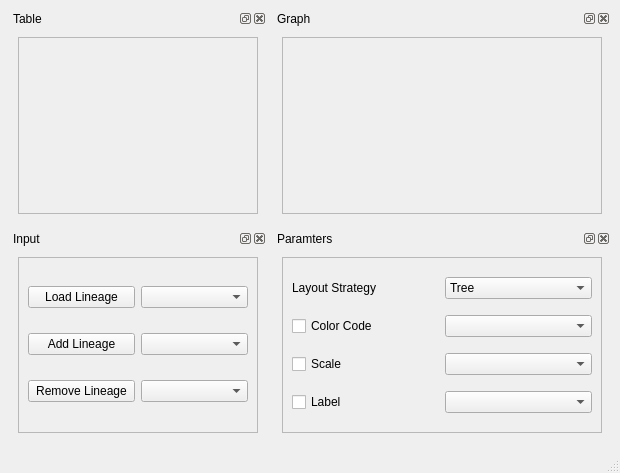
The window that lineageViewer.ui (NicolasRannou/lineageViewer) describes before a commit, drawn with Qt 5.
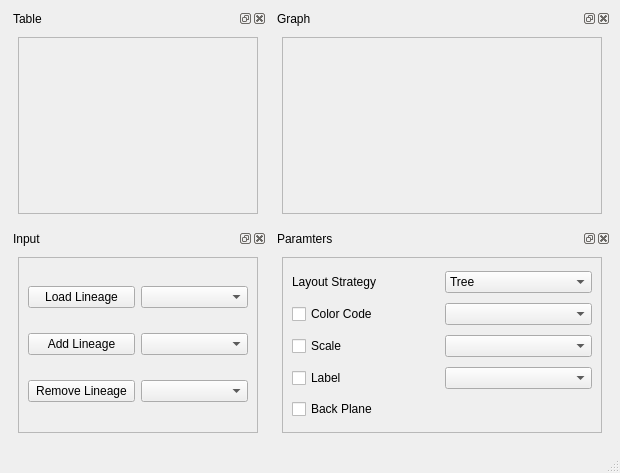
The same window after the commit. Custom widgets are drawn as their Qt base class.

Commit message: WORKING ON BACK PLANE (FOR ISOCONTOURS)

Diff of the .ui file:
```diff
--- a/lineageViewer.ui
+++ b/lineageViewer.ui
@@ -264,6 +264,13 @@
            <item row="3" column="1">
             <widget class="QComboBox" name="labelComboBox"/>
            </item>
+           <item row="4" column="0">
+            <widget class="QCheckBox" name="backCheckBox">
+             <property name="text">
+              <string>Back Plane</string>
+             </property>
+            </widget>
+           </item>
           </layout>
          </widget>
         </item>
```
The commit also changes 2 other files.
